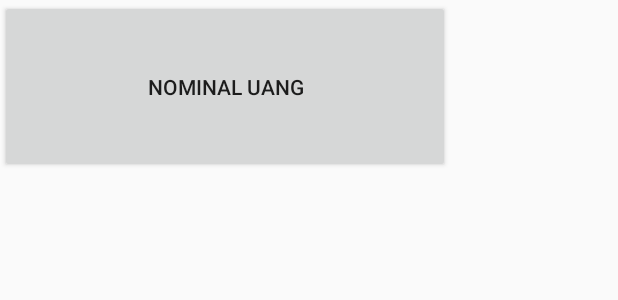
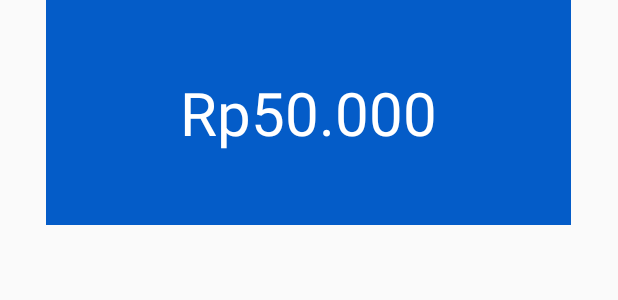
Before and after one commit to hanumaisyaah/Project2, an Android app: the layout activity_main.xml on its own in the app's theme, with its tools: preview values and no code run, on a phone screen of 412 x 824 dp. Shown: the top 300 px of the screen. Run offline under Robolectric (Android 15) with nearby library versions, the phone set to English and light mode, and no system bars.

Commit message:
Update Activity and Splash screen

```diff
--- a/app/src/main/AndroidManifest.xml
+++ b/app/src/main/AndroidManifest.xml
@@ -9,14 +9,16 @@
         android:roundIcon="@mipmap/ic_launcher_round"
         android:supportsRtl="true"
         android:theme="@style/Theme.Project2">
-        <activity
-            android:name=".MainActivity"
+        <activity android:name=".SplashActivity" android:theme="@style/SplashScreenStyle"
             android:exported="true">
             <intent-filter>
-                <action android:name="android.intent.action.MAIN" />
+                <action android:name="android.intent.action.MAIN"/>
 
-                <category android:name="android.intent.category.LAUNCHER" />
+                <category android:name="android.intent.category.LAUNCHER"/>
             </intent-filter>
+        </activity>
+
+        <activity android:name=".MainActivity">
         </activity>
     </application>
 
--- a/app/src/main/res/layout/activity_main.xml
+++ b/app/src/main/res/layout/activity_main.xml
@@ -1,23 +1,21 @@
 <?xml version="1.0" encoding="utf-8"?>
-<android.support.constraint.ConstraintLayout xmlns:android="http://schemas.android.com/apk/res/android"
+<LinearLayout xmlns:android="http://schemas.android.com/apk/res/android"
     xmlns:app="http://schemas.android.com/apk/res-auto"
     xmlns:tools="http://schemas.android.com/tools"
     android:layout_width="match_parent"
     android:layout_height="match_parent"
-    tools:context=".MainActivity">
+    tools:context=".MainActivity"
+    android:orientation="vertical">
 
     <TextView
-        android:layout_width="wrap_content"
-        android:layout_height="wrap_content"
-        tools:layout_editor_absoluteX="130dp"
-        tools:layout_editor_absoluteY="433dp" />
+        android:id="@+id/button"
+        android:layout_width="350dp"
+        android:layout_height="150dp"
+        android:text="Rp50.000"
+        android:background="@color/dark_blue"
+        android:textColor="@color/white"
+        android:textSize="40dp"
+        android:layout_gravity="center"
+        android:gravity="center"/>
 
-    <Button
-        android:id="@+id/button"
-        android:layout_width="300dp"
-        android:layout_height="115dp"
-        android:text="Nominal Uang"
-        tools:layout_editor_absoluteX="55dp"
-        tools:layout_editor_absoluteY="570dp" />
-
-</android.support.constraint.ConstraintLayout>
+</LinearLayout>
--- a/app/src/main/res/values/colors.xml
+++ b/app/src/main/res/values/colors.xml
@@ -7,4 +7,5 @@
     <color name="teal_700">#FF018786</color>
     <color name="black">#FF000000</color>
     <color name="white">#FFFFFFFF</color>
+    <color name="dark_blue">#045CC8</color>
 </resources>
--- a/app/src/main/res/values/strings.xml
+++ b/app/src/main/res/values/strings.xml
@@ -1,3 +1,5 @@
 <resources>
     <string name="app_name">Project2</string>
+    <string name="information2">Tunggu hingga sistem mendeteksi uang Anda. Lalu, aplikasi akan menyebutkan nominal uang Anda.</string>
+    <string name="information1">Arahkan kamera Anda ke uang</string>
 </resources>
--- a/app/src/main/res/values/themes.xml
+++ b/app/src/main/res/values/themes.xml
@@ -7,4 +7,8 @@
         <item name="colorAccent">@color/teal_200</item>
         <!-- Customize your theme here. -->
     </style>
+
+    <style name="SplashScreenStyle" parent="Theme.AppCompat.NoActionBar">
+        <item name="android:windowBackground">@drawable/splash_brand_logo</item>
+    </style>
 </resources>
```
Also changed, not shown: app/src/main/res/drawable/money.png (added).
